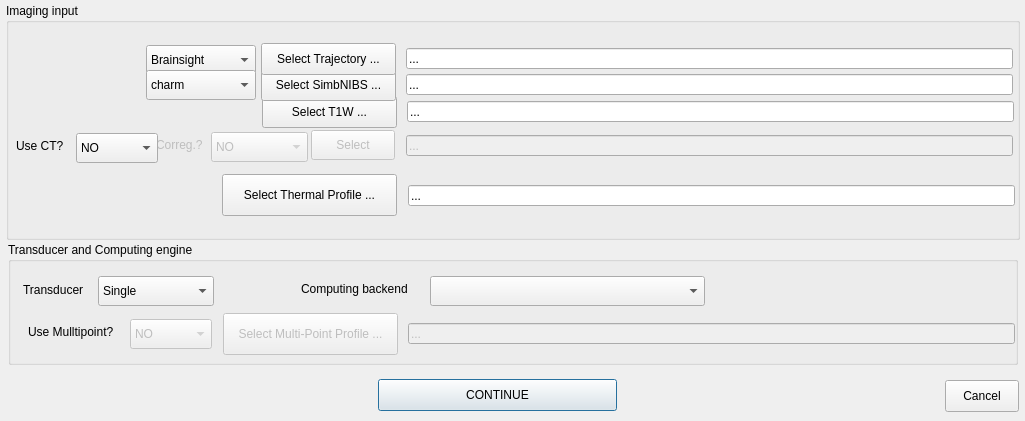
This is BabelBrain/SelFiles/form.ui in ProteusMRIgHIFU/BabelBrain as Qt 5 draws it before an edit. The edited form follows.
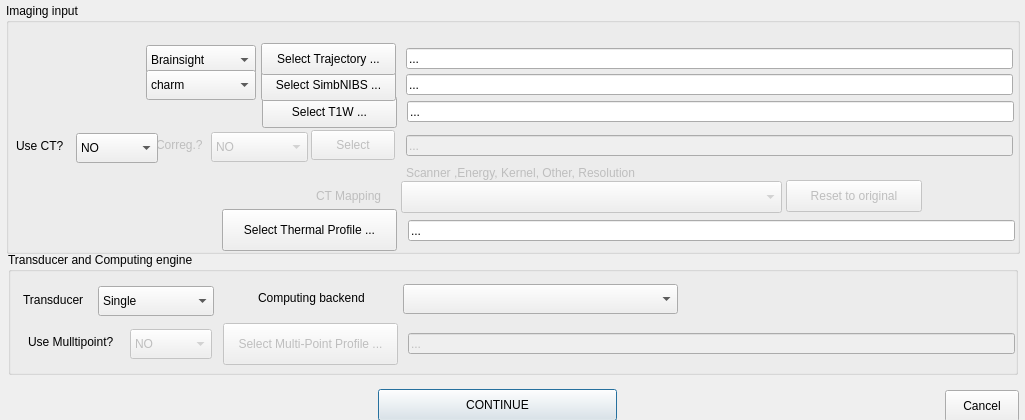
This is the edited form.

Commit message: Add selection of CT map combo in first screen

```diff
--- a/BabelBrain/SelFiles/form.ui
+++ b/BabelBrain/SelFiles/form.ui
@@ -7,7 +7,7 @@
     <x>0</x>
     <y>0</y>
     <width>1025</width>
-    <height>421</height>
+    <height>420</height>
    </rect>
   </property>
   <property name="windowTitle">
@@ -17,7 +17,7 @@
    <property name="geometry">
     <rect>
      <x>378</x>
-     <y>379</y>
+     <y>389</y>
      <width>239</width>
      <height>32</height>
     </rect>
@@ -32,7 +32,7 @@
      <x>6</x>
      <y>3</y>
      <width>1014</width>
-     <height>237</height>
+     <height>251</height>
     </rect>
    </property>
    <property name="autoFillBackground">
@@ -127,7 +127,7 @@
     <property name="geometry">
      <rect>
       <x>216</x>
-      <y>171</y>
+      <y>206</y>
       <width>175</width>
       <height>42</height>
      </rect>
@@ -149,7 +149,7 @@
     <property name="geometry">
      <rect>
       <x>402</x>
-      <y>182</y>
+      <y>217</y>
       <width>607</width>
       <height>21</height>
      </rect>
@@ -374,12 +374,73 @@
      </property>
     </item>
    </widget>
+   <widget class="QLabel" name="CoregCTlabel_2">
+    <property name="enabled">
+     <bool>false</bool>
+    </property>
+    <property name="geometry">
+     <rect>
+      <x>310</x>
+      <y>183</y>
+      <width>81</width>
+      <height>20</height>
+     </rect>
+    </property>
+    <property name="text">
+     <string>CT Mapping</string>
+    </property>
+   </widget>
+   <widget class="QComboBox" name="CTMappingcomboBox">
+    <property name="enabled">
+     <bool>false</bool>
+    </property>
+    <property name="geometry">
+     <rect>
+      <x>395</x>
+      <y>178</y>
+      <width>381</width>
+      <height>32</height>
+     </rect>
+    </property>
+   </widget>
+   <widget class="QLabel" name="CoregCTlabel_3">
+    <property name="enabled">
+     <bool>false</bool>
+    </property>
+    <property name="geometry">
+     <rect>
+      <x>400</x>
+      <y>160</y>
+      <width>281</width>
+      <height>20</height>
+     </rect>
+    </property>
+    <property name="text">
+     <string>Scanner ,Energy, Kernel, Other, Resolution</string>
+    </property>
+   </widget>
+   <widget class="QPushButton" name="ResetCTMapOriginalpushButton">
+    <property name="enabled">
+     <bool>false</bool>
+    </property>
+    <property name="geometry">
+     <rect>
+      <x>780</x>
+      <y>177</y>
+      <width>136</width>
+      <height>32</height>
+     </rect>
+    </property>
+    <property name="text">
+     <string>Reset to original</string>
+    </property>
+   </widget>
   </widget>
   <widget class="QGroupBox" name="groupBox_2">
    <property name="geometry">
     <rect>
      <x>8</x>
-     <y>242</y>
+     <y>252</y>
      <width>1010</width>
      <height>123</height>
     </rect>
@@ -459,9 +520,9 @@
    <widget class="QLabel" name="label_3">
     <property name="geometry">
      <rect>
-      <x>293</x>
-      <y>37</y>
-      <width>151</width>
+      <x>250</x>
+      <y>36</y>
+      <width>121</width>
       <height>20</height>
      </rect>
     </property>
@@ -472,8 +533,8 @@
    <widget class="QComboBox" name="ComputingEnginecomboBox">
     <property name="geometry">
      <rect>
-      <x>422</x>
-      <y>34</y>
+      <x>395</x>
+      <y>32</y>
       <width>275</width>
       <height>30</height>
      </rect>
@@ -576,7 +637,7 @@
    <property name="geometry">
     <rect>
      <x>945</x>
-     <y>380</y>
+     <y>390</y>
      <width>74</width>
      <height>32</height>
     </rect>
```
The commit also changes 11 other files.
